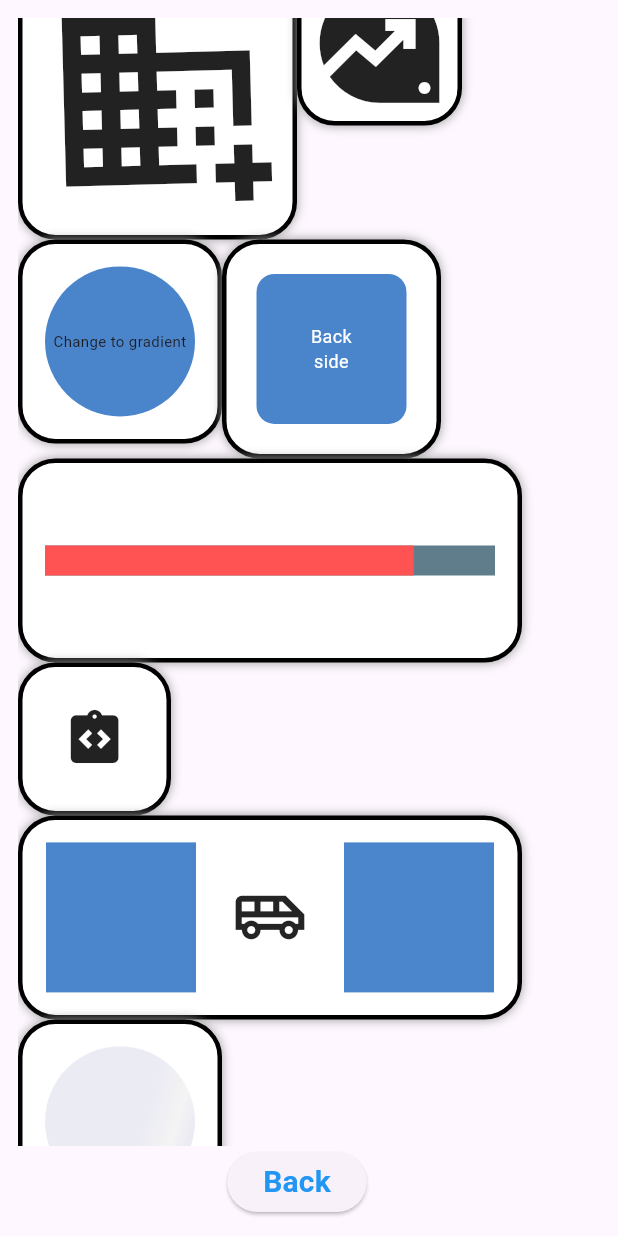
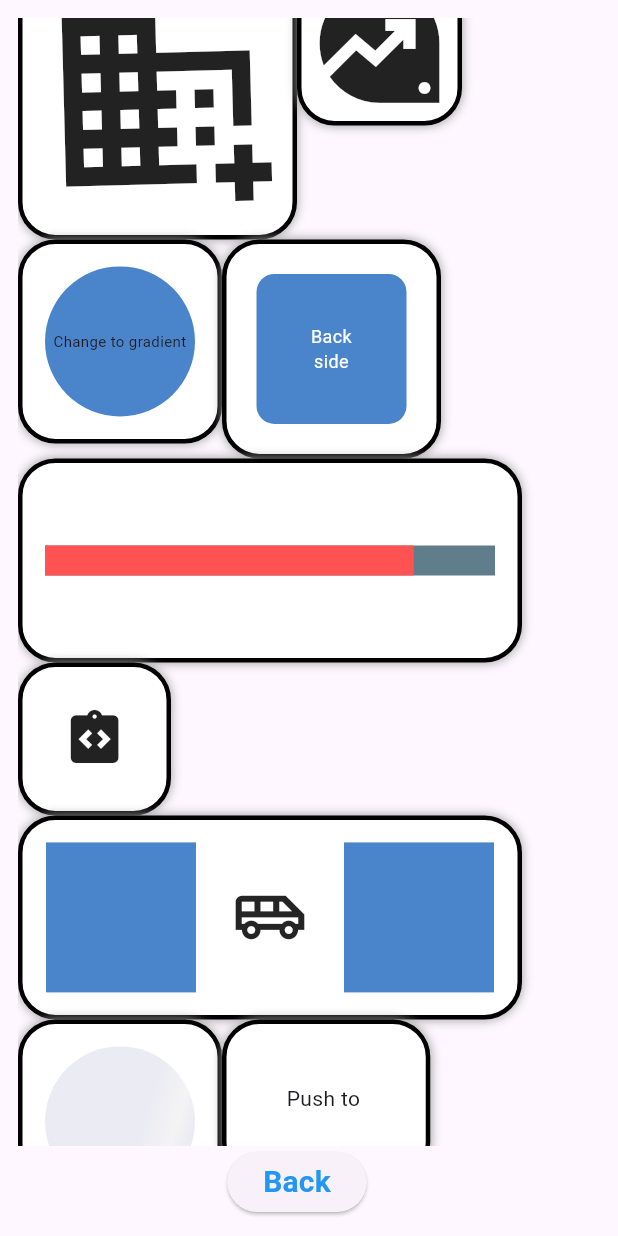
Before and after one commit to CFerrerCava/simpleanimations, a Flutter app: the WrapAnimationTab widget shown alone on an empty page, opened directly with empty values, scrolled down 576 dp, on a phone screen of 412 x 824 dp. Run offline on Flutter 3.47's test engine with Material 3 defaults, Android fonts, the light colour scheme and no system bars; our stand-ins replace lottie.

Commit message:
add slide transition

```diff
--- /dev/null
+++ b/lib/ui/widgets/animations/slide_transition_widget.dart
@@ -0,0 +1,25 @@
+import 'package:flutter/material.dart';
+import 'package:simpleanimations/di/route_transitions.dart';
+import 'package:simpleanimations/ui/screens/test_screen.dart';
+import 'package:simpleanimations/ui/widgets/border_animation_box_widget.dart';
+
+class SlideTransitionWidget extends StatelessWidget {
+  const SlideTransitionWidget({super.key});
+
+  @override
+  Widget build(BuildContext context) {
+    return BorderAnimationBox(
+        child: GestureDetector(
+      onTap: () => onTap(context),
+      child: const Padding(
+        padding: EdgeInsets.all(25),
+        child: Text('Push to '),
+      ),
+    ));
+  }
+
+  Future<void> onTap(BuildContext context) async {
+    await Navigator.of(context)
+        .push(RouteTransitions.transition(page: const TestScreen()));
+  }
+}
--- a/lib/ui/widgets/wrap_animation_tab.dart
+++ b/lib/ui/widgets/wrap_animation_tab.dart
@@ -12,6 +12,7 @@ import 'package:simpleanimations/ui/widgets/animations/rotation_360.dart';
 import 'package:simpleanimations/ui/widgets/animations/scale_up_down.dart';
 import 'package:simpleanimations/ui/widgets/animations/shimmer_widget.dart';
 import 'package:simpleanimations/ui/widgets/animations/slide_in_screen.dart';
+import 'package:simpleanimations/ui/widgets/animations/slide_transition_widget.dart';
 import 'package:simpleanimations/ui/widgets/animations/zoom_effect_widget.dart';
 
 class WrapAnimationTab extends StatefulWidget {
@@ -66,5 +67,6 @@ class _WrapAnimationTabState extends State<WrapAnimationTab> {
         const ZoomEffectWidget(),
         const CurtainRevealWidget(),
         const ShimmerWidget(),
+        const SlideTransitionWidget(),
       ];
 }
```
Also changed, not shown: lib/di/route_transitions.dart (added, +17 -0 lines), lib/ui/screens/test_screen.dart (added, +15 -0 lines).
